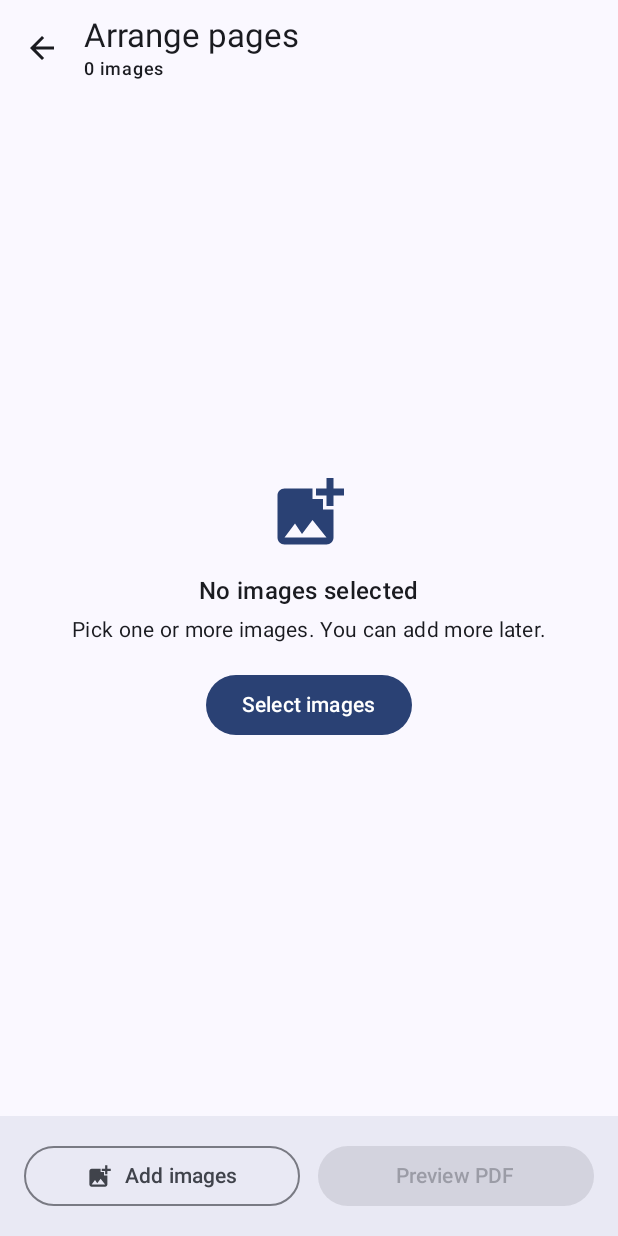
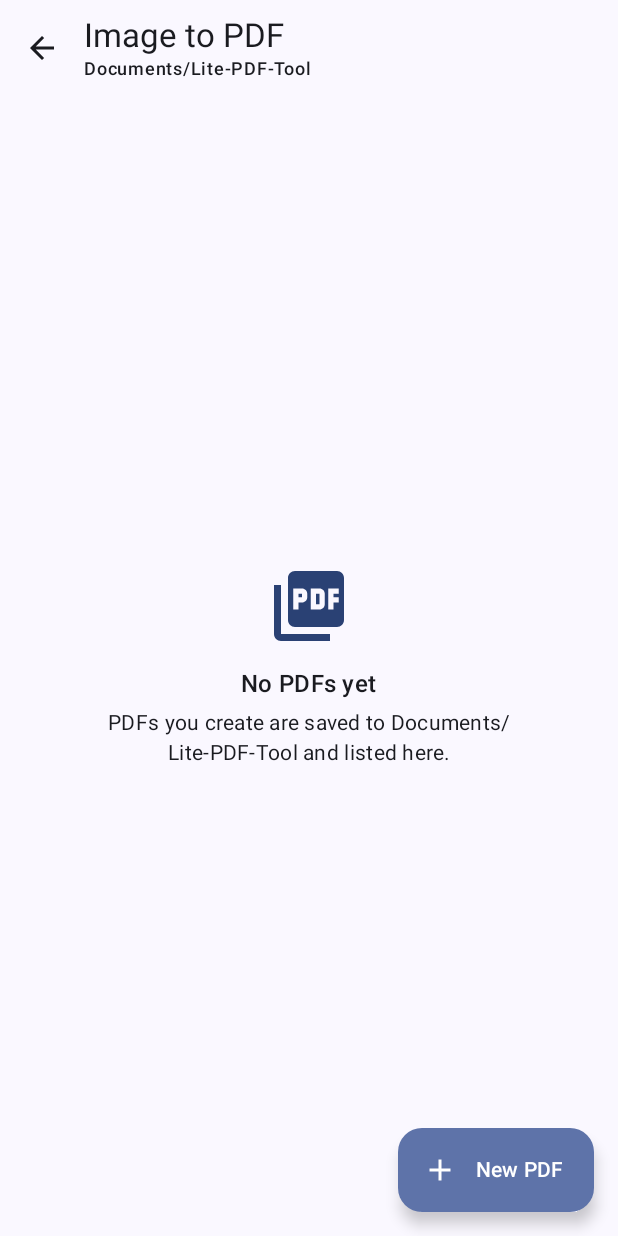
Before and after one commit to er-shrey/lite-pdf-tool, an Android app built with Jetpack Compose: the screen it shows after launch (MainActivity), after a tap on "Image to PDF", on a phone screen of 412 x 824 dp. Run offline under Robolectric (Android 15) with nearby library versions, the phone set to English and light mode, and no system bars.

Commit message:
feat: added pdf list in image to pdf, home button and auto-hiding page chip

```diff
--- a/app/build.gradle.kts
+++ b/app/build.gradle.kts
@@ -13,8 +13,8 @@ android {
         applicationId = "com.shrey.litepdf"
         minSdk = 31
         targetSdk = 36
-        versionCode = 1
-        versionName = "1.0.0"
+        versionCode = 2
+        versionName = "1.0.1"
 
         // PDFium ships native code per ABI. x86_64 is kept for emulators.
         ndk { abiFilters += listOf("arm64-v8a", "armeabi-v7a", "x86_64") }
--- a/app/src/main/java/com/shrey/litepdf/MainActivity.kt
+++ b/app/src/main/java/com/shrey/litepdf/MainActivity.kt
@@ -20,12 +20,14 @@ import androidx.compose.runtime.mutableStateOf
 import androidx.compose.runtime.saveable.rememberSaveable
 import androidx.compose.runtime.setValue
 import androidx.compose.ui.platform.LocalContext
+import androidx.lifecycle.compose.LifecycleResumeEffect
 import com.shrey.litepdf.core.ui.LitePdfTheme
 import com.shrey.litepdf.core.ui.Share
 import com.shrey.litepdf.home.HomeScreen
 import com.shrey.litepdf.imagetopdf.ArrangeScreen
 import com.shrey.litepdf.imagetopdf.ConfigureScreen
 import com.shrey.litepdf.imagetopdf.GeneratingScreen
+import com.shrey.litepdf.imagetopdf.LibraryScreen
 import com.shrey.litepdf.imagetopdf.PreviewScreen
 import com.shrey.litepdf.imagetopdf.SuccessScreen
 
@@ -57,6 +59,7 @@ private fun App(vm: MainViewModel, version: String) {
     val message by vm.message.collectAsState()
     val progress by vm.progress.collectAsState()
     val error by vm.error.collectAsState()
+    val library by vm.library.collectAsState()
     var confirmDiscard by rememberSaveable { mutableStateOf(false) }
     var autoPicked by rememberSaveable { mutableStateOf(false) }
 
@@ -80,11 +83,12 @@ private fun App(vm: MainViewModel, version: String) {
 
     BackHandler(enabled = screen != Screen.HOME) {
         when (screen) {
-            Screen.ARRANGE -> if (images.isEmpty()) vm.go(Screen.HOME) else confirmDiscard = true
+            Screen.LIBRARY -> vm.go(Screen.HOME)
+            Screen.ARRANGE -> if (images.isEmpty()) vm.openLibrary() else confirmDiscard = true
             Screen.PREVIEW -> vm.go(Screen.ARRANGE)
             Screen.CONFIGURE -> vm.go(Screen.PREVIEW)
             Screen.GENERATING -> vm.cancelGeneration()
-            Screen.SUCCESS -> vm.reset()
+            Screen.SUCCESS -> vm.reset(Screen.LIBRARY)
             Screen.HOME -> Unit
         }
     }
@@ -93,8 +97,22 @@ private fun App(vm: MainViewModel, version: String) {
         Screen.HOME -> HomeScreen(
             version = version,
             onOpenPdf = { openPdf.launch(arrayOf("application/pdf")) },
-            onImagesToPdf = vm::startImageFlow,
+            onImagesToPdf = vm::openLibrary,
         )
+        Screen.LIBRARY -> {
+            // Re-read the folder whenever the screen comes back (files may change in other apps).
+            LifecycleResumeEffect(Unit) {
+                vm.refreshLibrary()
+                onPauseOrDispose { }
+            }
+            LibraryScreen(
+                pdfs = library,
+                onNew = vm::startImageFlow,
+                onOpen = { Share.openInViewer(context, it.uri) },
+                onShare = { Share.pdf(context, it.uri, it.fileName) },
+                onBack = { vm.go(Screen.HOME) },
+            )
+        }
         Screen.ARRANGE -> ArrangeScreen(
             images = images,
             adding = adding,
@@ -105,7 +123,7 @@ private fun App(vm: MainViewModel, version: String) {
             onRotate = vm::rotate,
             onRemove = vm::remove,
             onPreview = { vm.go(Screen.PREVIEW) },
-            onBack = { if (images.isEmpty()) vm.go(Screen.HOME) else confirmDiscard = true },
+            onBack = { if (images.isEmpty()) vm.openLibrary() else confirmDiscard = true },
         )
         Screen.PREVIEW -> PreviewScreen(
             images = images,
@@ -135,7 +153,8 @@ private fun App(vm: MainViewModel, version: String) {
                 result = r,
                 onOpen = { Share.openInViewer(context, r.uri) },
                 onShare = { Share.pdf(context, r.uri, r.fileName) },
-                onAnother = { vm.reset(); vm.startImageFlow() },
+                onAnother = { vm.reset(Screen.ARRANGE) },
+                onHome = { vm.reset(Screen.HOME) },
             )
         }
     }
@@ -145,7 +164,7 @@ private fun App(vm: MainViewModel, version: String) {
             onDismissRequest = { confirmDiscard = false },
             title = { Text("Discard selection?") },
             text = { Text("The ${images.size} selected images and their order will be cleared.") },
-            confirmButton = { TextButton(onClick = { confirmDiscard = false; vm.reset() }) { Text("Discard") } },
+            confirmButton = { TextButton(onClick = { confirmDiscard = false; vm.reset(Screen.LIBRARY) }) { Text("Discard") } },
             dismissButton = { TextButton(onClick = { confirmDiscard = false }) { Text("Keep") } },
         )
     }
--- a/app/src/main/java/com/shrey/litepdf/MainViewModel.kt
+++ b/app/src/main/java/com/shrey/litepdf/MainViewModel.kt
@@ -8,6 +8,7 @@ import androidx.lifecycle.viewModelScope
 import com.shrey.litepdf.core.pdfgen.PageSize
 import com.shrey.litepdf.core.pdfgen.PdfConfiguration
 import com.shrey.litepdf.core.storage.FileNames
+import com.shrey.litepdf.core.storage.PdfStore
 import com.shrey.litepdf.imagetopdf.ImageListOps
 import com.shrey.litepdf.imagetopdf.ImageProbe
 import com.shrey.litepdf.imagetopdf.ImageReadException
@@ -23,7 +24,7 @@ import kotlinx.coroutines.flow.StateFlow
 import kotlinx.coroutines.launch
 import kotlinx.coroutines.withContext
 
-enum class Screen { HOME, ARRANGE, PREVIEW, CONFIGURE, GENERATING, SUCCESS }
+enum class Screen { HOME, LIBRARY, ARRANGE, PREVIEW, CONFIGURE, GENERATING, SUCCESS }
 
 /**
  * Navigation plus the image-to-PDF session. Everything that matters survives process death via
@@ -46,17 +47,36 @@ class MainViewModel(app: Application, private val saved: SavedStateHandle) : And
     private val _error = MutableStateFlow<String?>(null)
     val error: StateFlow<String?> = _error
 
+    /** PDFs already in the output folder; null while loading. */
+    private val _library = MutableStateFlow<List<PdfStore.Listed>?>(null)
+    val library: StateFlow<List<PdfStore.Listed>?> = _library
+
     private var job: Job? = null
 
     init {
         // A generation can't resume after process death; its partial file is cleaned at launch.
         if (screen.value == Screen.GENERATING) go(Screen.CONFIGURE)
         if (screen.value == Screen.SUCCESS && result.value == null) go(Screen.HOME)
+        if (screen.value == Screen.LIBRARY) refreshLibrary()
     }
 
     fun go(s: Screen) { saved[KEY_SCREEN] = s }
 
     private fun setImages(list: List<SelectedImage>) { saved[KEY_IMAGES] = ArrayList(list) }
+
+    /** Image to PDF opens on the list of PDFs already created; "New PDF" starts the picker flow. */
+    fun openLibrary() {
+        go(Screen.LIBRARY)
+        refreshLibrary()
+    }
+
+    fun refreshLibrary() {
+        viewModelScope.launch {
+            _library.value = withContext(Dispatchers.IO) {
+                runCatching { PdfStore.listSaved(getApplication()) }.getOrDefault(emptyList())
+            }
+        }
+    }
 
     fun startImageFlow() = go(Screen.ARRANGE)
 
@@ -128,12 +148,13 @@ class MainViewModel(app: Application, private val saved: SavedStateHandle) : And
         go(Screen.CONFIGURE)
     }
 
-    /** "Create another": a clean session. */
-    fun reset() {
+    /** Clears the session (images, name, result) and goes to [to]. */
+    fun reset(to: Screen = Screen.HOME) {
         setImages(emptyList())
         saved[KEY_NAME] = ""
         saved[KEY_RESULT] = null
-        go(Screen.HOME)
+        go(to)
+        if (to == Screen.LIBRARY) refreshLibrary()
     }
 
     fun defaultName() = FileNames.defaultBaseName()
--- a/app/src/main/java/com/shrey/litepdf/core/storage/PdfStore.kt
+++ b/app/src/main/java/com/shrey/litepdf/core/storage/PdfStore.kt
@@ -71,6 +71,38 @@ object PdfStore {
         stale.forEach { delete(context, it) }
     }
 
+    data class Listed(val uri: Uri, val fileName: String, val sizeBytes: Long, val modifiedMillis: Long)
+
+    /**
+     * PDFs in Documents/Lite-PDF-Tool/, newest first. Read straight from MediaStore each time (no
+     * database). Without a storage permission Android only returns files this app installation
+     * created, so PDFs from before an uninstall, or copied in by other apps, are not listed.
+     */
+    fun listSaved(context: Context): List<Listed> {
+        val projection = arrayOf(
+            MediaStore.MediaColumns._ID,
+            MediaStore.MediaColumns.DISPLAY_NAME,
+            MediaStore.MediaColumns.SIZE,
+            MediaStore.MediaColumns.DATE_MODIFIED,
+        )
+        val selection = "${MediaStore.MediaColumns.RELATIVE_PATH}=? AND ${MediaStore.MediaColumns.MIME_TYPE}=?"
+        val out = ArrayList<Listed>()
+        context.contentResolver.query(
+            collection(), projection, selection, arrayOf(RELATIVE_PATH, "application/pdf"),
+            "${MediaStore.MediaColumns.DATE_MODIFIED} DESC",
+        )?.use { c ->
+            while (c.moveToNext()) {
+                out += Listed(
+                    uri = Uri.withAppendedPath(collection(), c.getLong(0).toString()),
+                    fileName = c.getString(1) ?: "Untitled.pdf",
+                    sizeBytes = c.getLong(2),
+                    modifiedMillis = c.getLong(3) * 1000,
+                )
+            }
+        }
+        return out
+    }
+
     fun freeBytes(): Long = runCatching { StatFs(Environment.getExternalStorageDirectory().path).availableBytes }
         .getOrDefault(Long.MAX_VALUE)
 }
--- /dev/null
+++ b/app/src/main/java/com/shrey/litepdf/imagetopdf/LibraryScreen.kt
@@ -0,0 +1,123 @@
+package com.shrey.litepdf.imagetopdf
+
+import android.text.format.DateUtils
+import android.text.format.Formatter
+import androidx.compose.foundation.layout.Arrangement
+import androidx.compose.foundation.layout.Box
+import androidx.compose.foundation.layout.Column
+import androidx.compose.foundation.layout.PaddingValues
+import androidx.compose.foundation.layout.Spacer
+import androidx.compose.foundation.layout.fillMaxSize
+import androidx.compose.foundation.layout.height
+import androidx.compose.foundation.layout.padding
+import androidx.compose.foundation.layout.size
+import androidx.compose.foundation.lazy.LazyColumn
+import androidx.compose.foundation.lazy.items
+import androidx.compose.material.icons.Icons
+import androidx.compose.material.icons.automirrored.filled.ArrowBack
+import androidx.compose.material.icons.filled.Add
+import androidx.compose.material.icons.filled.PictureAsPdf
+import androidx.compose.material.icons.filled.Share
+import androidx.compose.material3.CircularProgressIndicator
+import androidx.compose.material3.ExperimentalMaterial3Api
+import androidx.compose.material3.ExtendedFloatingActionButton
+import androidx.compose.material3.HorizontalDivider
+import androidx.compose.material3.Icon
+import androidx.compose.material3.IconButton
+import androidx.compose.material3.ListItem
+import androidx.compose.material3.MaterialTheme
+import androidx.compose.material3.Scaffold
+import androidx.compose.material3.Text
+import androidx.compose.material3.TopAppBar
+import androidx.compose.runtime.Composable
+import androidx.compose.ui.Alignment
+import androidx.compose.ui.Modifier
+import androidx.compose.ui.platform.LocalContext
+import androidx.compose.ui.text.style.TextAlign
+import androidx.compose.ui.text.style.TextOverflow
+import androidx.compose.ui.unit.dp
+import androidx.compose.foundation.clickable
+import com.shrey.litepdf.core.storage.PdfStore
+
+/** Image to PDF landing screen: the PDFs already in Documents/Lite-PDF-Tool, plus "New PDF". */
+@OptIn(ExperimentalMaterial3Api::class)
+@Composable
+fun LibraryScreen(
+    pdfs: List<PdfStore.Listed>?,
+    onNew: () -> Unit,
+    onOpen: (PdfStore.Listed) -> Unit,
+    onShare: (PdfStore.Listed) -> Unit,
+    onBack: () -> Unit,
+) {
+    val context = LocalContext.current
+    Scaffold(
+        topBar = {
+            TopAppBar(
+                title = {
+                    Column {
+                        Text("Image to PDF")
+                        Text(PdfStore.DISPLAY_LOCATION, style = MaterialTheme.typography.labelMedium)
+                    }
+                },
+                navigationIcon = { IconButton(onClick = onBack) { Icon(Icons.AutoMirrored.Filled.ArrowBack, "Back") } },
+            )
+        },
+        floatingActionButton = {
+            ExtendedFloatingActionButton(
+                onClick = onNew,
+                icon = { Icon(Icons.Default.Add, null) },
+                text = { Text("New PDF") },
+            )
+        },
+    ) { padding ->
+        Box(Modifier.padding(padding).fillMaxSize()) {
+            when {
+                pdfs == null -> CircularProgressIndicator(Modifier.align(Alignment.Center))
+                pdfs.isEmpty() -> Column(
+                    Modifier.fillMaxSize().padding(32.dp),
+                    verticalArrangement = Arrangement.Center,
+                    horizontalAlignment = Alignment.CenterHorizontally,
+                ) {
+                    Icon(Icons.Default.PictureAsPdf, null, Modifier.size(56.dp), tint = MaterialTheme.colorScheme.primary)
+                    Spacer(Modifier.height(12.dp))
+                    Text("No PDFs yet", style = MaterialTheme.typography.titleMedium)
+                    Spacer(Modifier.height(4.dp))
+                    Text(
+                        "PDFs you create are saved to ${PdfStore.DISPLAY_LOCATION} and listed here.",
+                        style = MaterialTheme.typography.bodyMedium,
+                        textAlign = TextAlign.Center,
+                    )
+                }
+                else -> LazyColumn(contentPadding = PaddingValues(bottom = 96.dp)) {
+                    item {
+                        Text(
+                            if (pdfs.size == 1) "1 PDF" else "${pdfs.size} PDFs",
+                            style = MaterialTheme.typography.labelLarge,
+                            color = MaterialTheme.colorScheme.onSurfaceVariant,
+                            modifier = Modifier.padding(horizontal = 16.dp, vertical = 8.dp),
+                        )
+                    }
+                    items(pdfs, key = { it.uri.toString() }) { pdf ->
+                        ListItem(
+                            modifier = Modifier.clickable { onOpen(pdf) },
+                            leadingContent = { Icon(Icons.Default.PictureAsPdf, null, tint = MaterialTheme.colorScheme.primary) },
+                            headlineContent = { Text(pdf.fileName, maxLines = 1, overflow = TextOverflow.Ellipsis) },
+                            supportingContent = {
+                                Text(
+                                    Formatter.formatShortFileSize(context, pdf.sizeBytes) + " · " +
+                                        DateUtils.getRelativeTimeSpanString(
+                                            pdf.modifiedMillis, System.currentTimeMillis(), DateUtils.MINUTE_IN_MILLIS,
+                                        ),
+                                )
+                            },
+                            trailingContent = {
+                                IconButton(onClick = { onShare(pdf) }) { Icon(Icons.Default.Share, "Share ${pdf.fileName}") }
+                            },
+                        )
+                        HorizontalDivider()
+                    }
+                }
+            }
+        }
+    }
+}
--- a/app/src/main/java/com/shrey/litepdf/viewer/ZoomablePages.kt
+++ b/app/src/main/java/com/shrey/litepdf/viewer/ZoomablePages.kt
@@ -94,6 +94,7 @@ fun ZoomablePages(
     loadBitmap: suspend (page: Int, width: Int) -> Bitmap?,
     cachedBitmap: (page: Int, width: Int) -> Bitmap?,
     modifier: Modifier = Modifier,
+    onTap: () -> Unit = {},
 ) {
     BoxWithConstraints(
         modifier
@@ -126,7 +127,7 @@ fun ZoomablePages(
                 }
             }
             .pointerInput(Unit) {
-                detectTapGestures(onDoubleTap = { p ->
+                detectTapGestures(onTap = { onTap() }, onDoubleTap = { p ->
                     val target = if (zoomState.zoom > 1.05f) 1f else ZoomState.DOUBLE_TAP
                     applyZoom(zoomState, listState, p, target)
                     zoomState.renderZoom = zoomState.zoom
```
Also changed, not shown: app/src/main/java/com/shrey/litepdf/imagetopdf/FlowScreens.kt (+14 -2 lines), app/src/main/java/com/shrey/litepdf/viewer/ViewerScreen.kt (+28 -1 lines), 1 other file.
